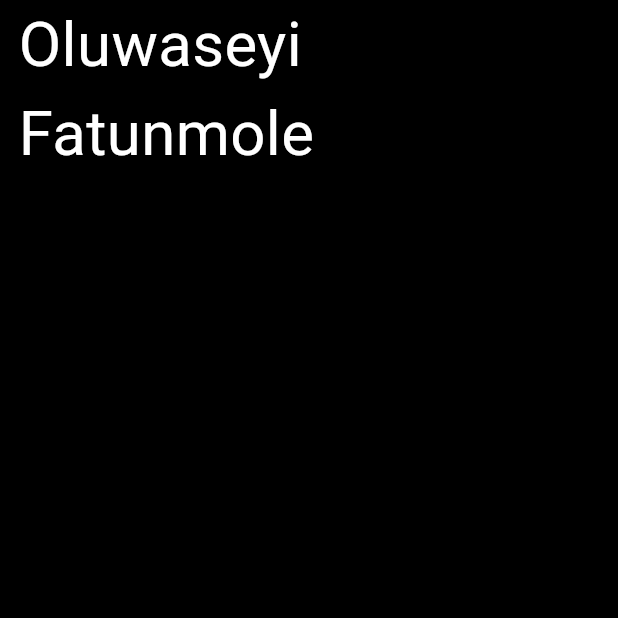
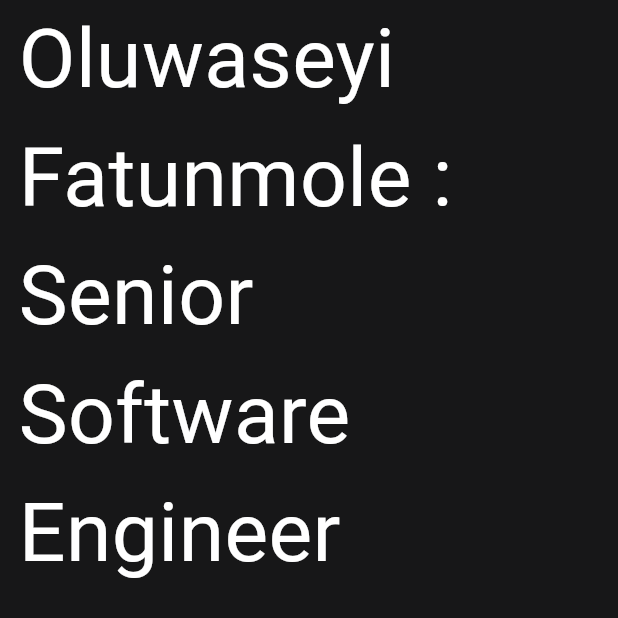
Before and after one commit to seyifunmi92/my_portfolio, a Flutter app: the screen it shows after launch, on a phone screen of 412 x 824 dp, the top half of it. Run offline on Flutter 3.47's test engine with Material 3 defaults, Android fonts, the phone set to English and light mode, and no system bars; our stand-ins replace flutter_svg, get_it; Roboto replaces fonts that are missing (mont); project files that could hold a hidden picture were left out.

Commit message:
added jsonserializable generator

```diff
--- a/lib/core/constants/colors.dart
+++ b/lib/core/constants/colors.dart
@@ -5,6 +5,7 @@ import 'package:flutter/material.dart';
 class ColorHelper {
   static const Color white = Colors.white;
   static const Color black = Colors.black;
+  static const Color background = Color(0xff171718);
   static Color blackcontainer1 = const Color(0xff1b1c1b);
   static Color blackcontainer2 = const Color(0xff21241e);
   static Color blackcontainer3 = const Color(0xff42453f);
--- a/lib/core/theme/themehelper.dart
+++ b/lib/core/theme/themehelper.dart
@@ -17,5 +17,5 @@ class AppTheme {
       );
 
   ///returns dark themdata
-  ThemeData get appDarkTheme => ThemeData(primaryColor: ColorHelper.white, scaffoldBackgroundColor: ColorHelper.black, primaryColorLight: ColorHelper.blackcontainer1, colorScheme: ColorScheme.dark(primary: ColorHelper.black, secondary: ColorHelper.white2, onPrimary: ColorHelper.black, onSecondary: ColorHelper.blackcontainer1, onTertiary: ColorHelper.black, primaryContainer: ColorHelper.blackcontainer1, secondaryContainer: ColorHelper.blackcontainer2, tertiaryContainer: ColorHelper.blackcontainer3, primaryFixed: ColorHelper.white, primaryFixedDim: ColorHelper.backgroundLight2, onSecondaryFixed: ColorHelper.blackcontainer3), appBarTheme: const AppBarTheme(color: ColorHelper.appBarDark));
+  ThemeData get appDarkTheme => ThemeData(primaryColor: ColorHelper.white, scaffoldBackgroundColor: ColorHelper.background, primaryColorLight: ColorHelper.blackcontainer1, colorScheme: ColorScheme.dark(primary: ColorHelper.black, secondary: ColorHelper.white2, onPrimary: ColorHelper.black, onSecondary: ColorHelper.blackcontainer1, onTertiary: ColorHelper.black, primaryContainer: ColorHelper.blackcontainer1, secondaryContainer: ColorHelper.blackcontainer2, tertiaryContainer: ColorHelper.blackcontainer3, primaryFixed: ColorHelper.white, primaryFixedDim: ColorHelper.backgroundLight2, onSecondaryFixed: ColorHelper.blackcontainer3), appBarTheme: const AppBarTheme(color: ColorHelper.appBarDark));
 }
--- a/lib/feature/view/presentation/pages/home.dart
+++ b/lib/feature/view/presentation/pages/home.dart
@@ -16,8 +16,8 @@ class _HomeState extends State<Home> {
     return Scaffold(
       body: Pad(
         child: IText(
-          value: "Oluwaseyi Fatunmole",
-          fontsize: 30.fsize,
+          value: "Oluwaseyi Fatunmole : Senior Software Engineer ",
+          fontsize: 40.fsize,
         ),
       ),
     );
--- a/lib/main.dart
+++ b/lib/main.dart
@@ -2,7 +2,5 @@ import 'package:flutter/material.dart';
 import 'package:oluwaseyi_fatunmole_portfolio/core/singletons/servicelocator.dart';
 import 'package:oluwaseyi_fatunmole_portfolio/core/singletons/singleton_managers/managers.dart';
 
-
 ///entry point of application
-void main() async =>
-  await initServiceLocator().then((value) => runApp(Managers.app));
+void main() async => await initServiceLocator().then((value) => runApp(Managers.app));
--- a/pubspec.yaml
+++ b/pubspec.yaml
@@ -37,6 +37,7 @@ dependencies:
   cupertino_icons: ^1.0.6
   get_it: ^8.0.0
   flutter_svg: ^2.0.10+1
+  json_annotation: ^4.9.0
 
 dev_dependencies:
   flutter_test:
@@ -48,6 +49,8 @@ dev_dependencies:
   # package. See that file for information about deactivating specific lint
   # rules and activating additional ones.
   flutter_lints: ^3.0.0
+  json_serializable: ^6.8.0
+  build_runner: ^2.4.11
 
 # For information on the generic Dart part of this file, see the
 # following page: https://dart.dev/tools/pub/pubspec
```
Also changed, not shown: lib/feature/view/domain/model/json.dart (added, +16 -0 lines), lib/feature/view/domain/model/json.g.dart (added), pubspec.lock, 2 other files.
